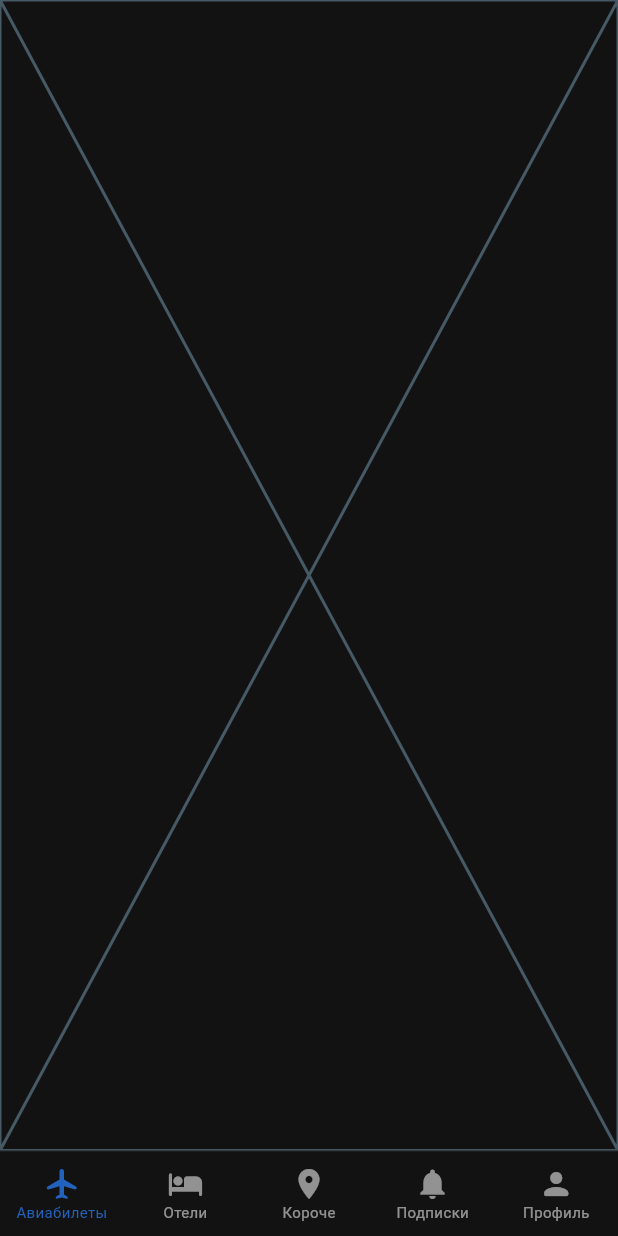
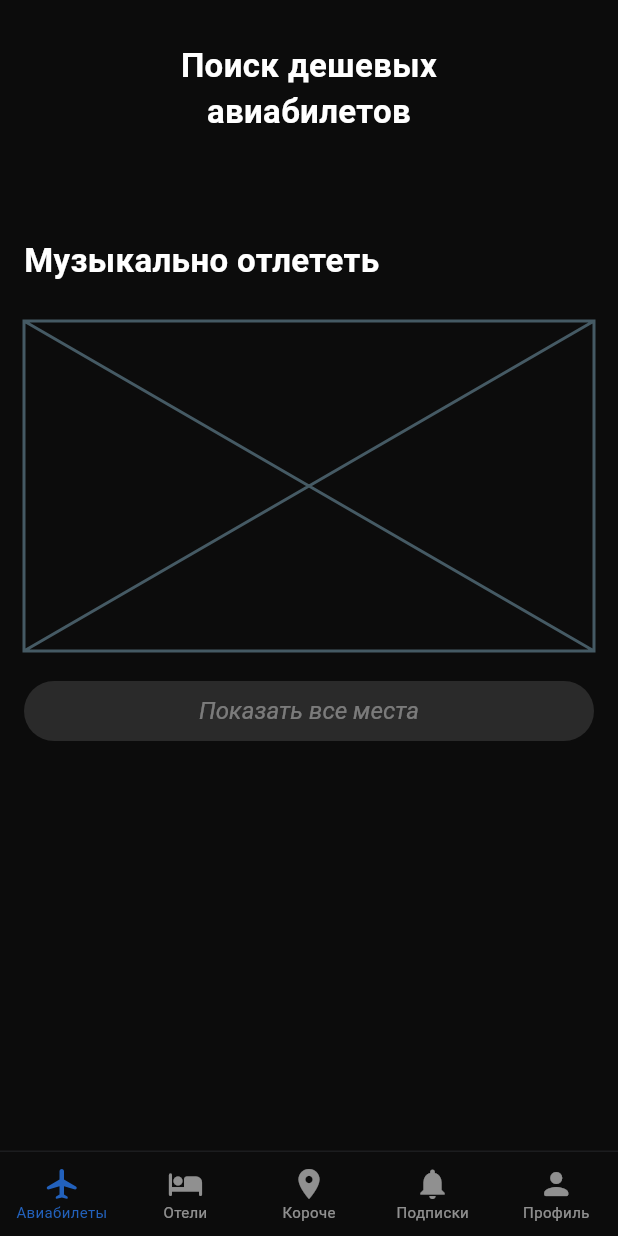
Before and after one commit to alternatio/ticket-app, a Flutter app: the screen it shows after launch, on a phone screen of 412 x 824 dp. Run offline on Flutter 3.47's test engine with Material 3 defaults, Android fonts, the phone set to English and light mode, and no system bars.

Commit message:
feat: some changes

```diff
--- a/lib/src/screens/home/index.dart
+++ b/lib/src/screens/home/index.dart
@@ -1,10 +1,28 @@
 import 'package:flutter/material.dart';
+import 'package:flutter/widgets.dart';
+import 'package:ticket_app/src/screens/home/widgets/search_card.dart';
+import 'package:ticket_app/src/screens/home/widgets/start.dart';
+import 'package:ticket_app/src/widgets/wrappers/content_section.dart';
 
 class HomeScreen extends StatelessWidget {
   const HomeScreen({super.key});
 
   @override
   Widget build(BuildContext context) {
-    return const Placeholder();
+    return ListView(
+      padding: const EdgeInsets.symmetric(horizontal: 16.0),
+      children: const [
+        SizedBox(height: 28.0),
+        HomeScreenStart(),
+        SizedBox(height: 36.0),
+        HomeScreenSearchCard(),
+        SizedBox(height: 32.0),
+        ContentSection(
+          name: 'Музыкально отлететь',
+          buttonText: 'Показать все места',
+          child: Placeholder(fallbackHeight: 220.0),
+        )
+      ],
+    );
   }
 }
--- /dev/null
+++ b/lib/src/screens/home/widgets/search_card.dart
@@ -0,0 +1,10 @@
+import 'package:flutter/material.dart';
+
+class HomeScreenSearchCard extends StatelessWidget {
+  const HomeScreenSearchCard({super.key});
+
+  @override
+  Widget build(BuildContext context) {
+    return Container();
+  }
+}
--- /dev/null
+++ b/lib/src/screens/home/widgets/start.dart
@@ -0,0 +1,20 @@
+import 'package:flutter/material.dart';
+import 'package:ticket_app/src/styles/fonts.dart';
+
+class HomeScreenStart extends StatelessWidget {
+  const HomeScreenStart({super.key});
+
+  @override
+  Widget build(BuildContext context) {
+    return Center(
+      child: Container(
+        constraints: const BoxConstraints(maxWidth: 172.0),
+        child: const Text(
+          'Поиск дешевых авиабилетов',
+          textAlign: TextAlign.center,
+          style: AppFonts.title1,
+        ),
+      ),
+    );
+  }
+}
--- a/lib/src/screens/main/index.dart
+++ b/lib/src/screens/main/index.dart
@@ -22,6 +22,10 @@ class _MainScreenState extends State<MainScreen> {
   Widget build(BuildContext context) {
     List<Widget> screens = [
       const HomeScreen(),
+      const Placeholder(),
+      const Placeholder(),
+      const Placeholder(),
+      const Placeholder(),
     ];
 
     List<BottomNavigationBarItem> bottomNavigationBarItems = const [
@@ -55,6 +59,7 @@ class _MainScreenState extends State<MainScreen> {
         children: [
           const Divider(height: 1.0, color: Color(0xFF1D1E20)),
           BottomNavigationBar(
+            backgroundColor: Theme.of(context).scaffoldBackgroundColor,
             selectedItemColor: const Color(0xFF2261BC),
             type: BottomNavigationBarType.fixed,
             unselectedFontSize: 10.0,
--- /dev/null
+++ b/lib/src/styles/color_scheme.dart
@@ -0,0 +1,12 @@
+import 'package:flutter/material.dart';
+import 'package:ticket_app/src/styles/colors.dart';
+
+class AppColorSchemes {
+  static const darkColorScheme = ColorScheme.dark(
+    surface: AppColors.black,
+    onSurface: AppColors.white,
+    // surfaceContainerHighest: AppColors.white,
+  );
+
+  static const lightColorScheme = ColorScheme.light();
+}
--- a/lib/src/styles/colors.dart
+++ b/lib/src/styles/colors.dart
@@ -0,0 +1,22 @@
+import 'dart:ui';
+
+class AppColors {
+  static const black = Color(0xFF0C0C0C);
+  static const grey1 = Color(0xFF1D1E20);
+  static const grey2 = Color(0xFF242529);
+  static const grey3 = Color(0xFF2F3035);
+  static const grey4 = Color(0xFF3E3F43);
+  static const grey5 = Color(0xFF5E5F61);
+  static const grey6 = Color(0xFF9F9F9F);
+  static const grey7 = Color(0xFFDBDBDB);
+  static const white = Color(0xFFFFFFFF);
+
+  static const green = Color(0xFF3A633B);
+  static const darkGreen = Color(0xFF1E341F);
+
+  static const darkBlue = Color(0xFF00427D);
+  static const blue = Color(0xFF2261BC);
+
+  static const orange = Color(0xFFF36E36);
+  static const red = Color(0xFFFF5E5E);
+}
--- a/lib/src/styles/fonts.dart
+++ b/lib/src/styles/fonts.dart
@@ -1,8 +1,6 @@
 import 'package:flutter/material.dart';
 
 class AppFonts {
-  // font size 22
-  // font weight 600
   static const title1 = TextStyle(
     fontSize: 22.0,
     fontWeight: FontWeight.w600,
@@ -24,10 +22,7 @@ class AppFonts {
     fontWeight: FontWeight.w400,
   );
 
-  static const text1 = TextStyle(
-    fontSize: 16.0,
-    fontWeight: FontWeight.w400
-  );
+  static const text1 = TextStyle(fontSize: 16.0, fontWeight: FontWeight.w400);
 
   static const text2 = TextStyle(
     fontSize: 14.0,
@@ -37,6 +32,7 @@ class AppFonts {
   static const buttonText = TextStyle(
     fontSize: 16.0,
     fontWeight: FontWeight.w400,
+    fontStyle: FontStyle.italic,
   );
 
   static const tabText = TextStyle(
--- a/lib/src/styles/themes.dart
+++ b/lib/src/styles/themes.dart
@@ -1,9 +1,12 @@
 import 'package:flutter/material.dart';
+import 'package:ticket_app/src/styles/color_scheme.dart';
+import 'package:ticket_app/src/styles/colors.dart';
 import 'package:ticket_app/src/styles/themeStyles/elevated_button.dart';
 
 class AppThemes {
   static final darkTheme = ThemeData(
-    colorScheme: const ColorScheme.dark(),
+    colorScheme: AppColorSchemes.darkColorScheme,
+    scaffoldBackgroundColor: AppColors.black,
     elevatedButtonTheme: CustomElevatedButtonThemeData.darkTheme,
   );
 }
--- /dev/null
+++ b/lib/src/widgets/wrappers/content_section.dart
@@ -0,0 +1,41 @@
+import 'package:flutter/material.dart';
+import 'package:ticket_app/src/styles/fonts.dart';
+
+class ContentSection extends StatelessWidget {
+  const ContentSection({
+    super.key,
+    required this.name,
+    required this.child,
+    this.buttonText,
+    this.buttonOnTap,
+  });
+
+  final String name;
+  final Widget child;
+  final String? buttonText;
+  final void Function()? buttonOnTap;
+
+  @override
+  Widget build(BuildContext context) {
+    return Column(crossAxisAlignment: CrossAxisAlignment.start, children: [
+      Text(name, style: AppFonts.title1),
+      const SizedBox(height: 25.0),
+      child,
+      const SizedBox(height: 16.0),
+      if (buttonText != null)
+        Row(
+          children: [
+            Expanded(
+              child: ElevatedButton(
+                onPressed: buttonOnTap,
+                child: Text(
+                  buttonText!,
+                  style: AppFonts.buttonText,
+                ),
+              ),
+            ),
+          ],
+        ),
+    ]);
+  }
+}
```
Also changed, not shown: lib/src/styles/themeStyles/elevated_button.dart (line endings or trailing spaces).
